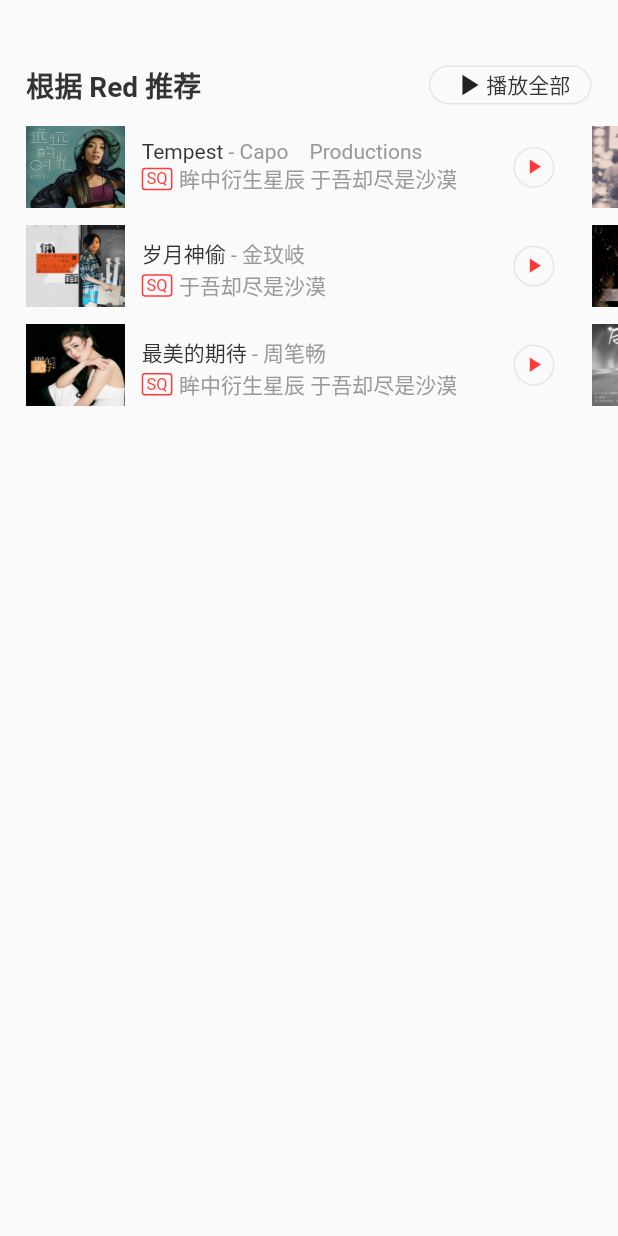
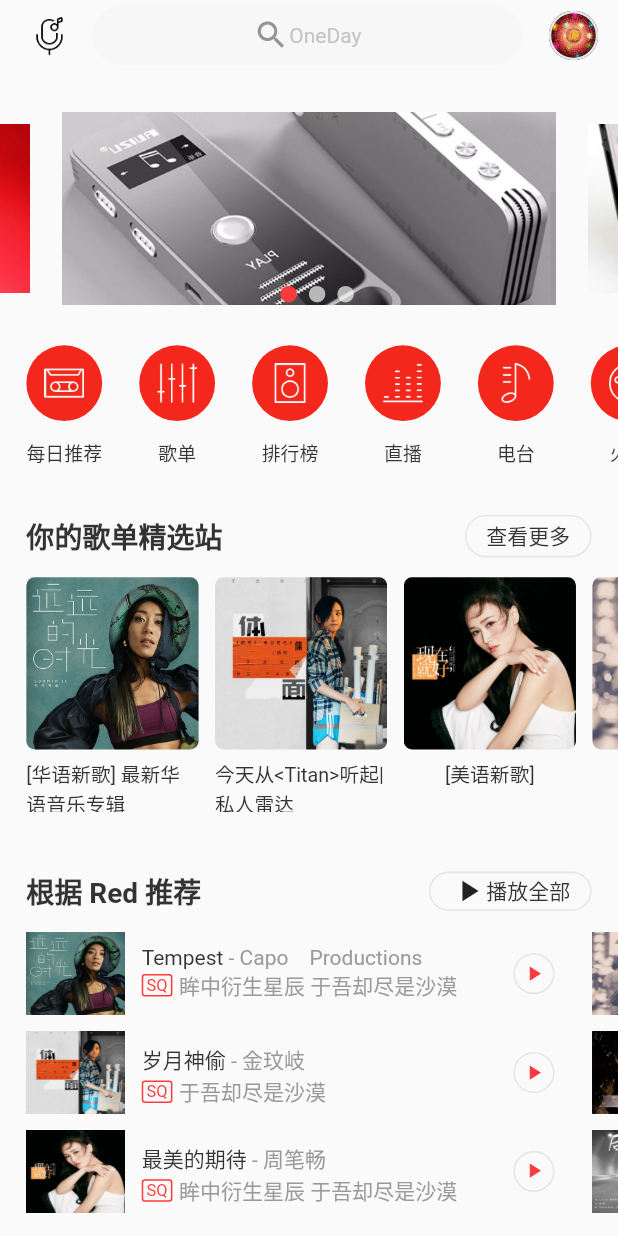
Before and after one commit to Anlans/musicPlayer, a Flutter app: the screen it shows after launch, on a phone screen of 412 x 824 dp. Run offline on Flutter 3.47's test engine with Material 2 defaults, Android fonts, the phone set to English and light mode, and no system bars; drawn by our look-alikes of carousel_slider; our stand-ins replace flutter_hooks.

Commit message:
首页排版完成(除tabBar)

```diff
--- a/lib/pages/home/home.dart
+++ b/lib/pages/home/home.dart
@@ -7,6 +7,24 @@ import 'package:musicplayer/pages/square/square.dart';
 import 'package:musicplayer/widgets/song_list.dart';
 import 'package:musicplayer/widgets/song_list.dart';
 import 'package:musicplayer/widgets/recommend_list.dart';
+
+const songList1=[
+  {'id': '43423', 'img': 'assets/tmp_cover_1.jpg', 'count': '9亿', 'title': '[华语新歌] 最新华语音乐专辑'},
+  {'id': '666', 'img': 'assets/tmp_cover_2.jpg', 'count': '34.9亿', 'title': '今天从<Titan>听起|私人雷达'},
+  {'id': '231', 'img': 'assets/tmp_cover_3.jpg', 'count': '5335', 'title': '[美语新歌]'},
+  {'id': '333', 'img': 'assets/tmp_cover_4.jpg', 'count': '19万', 'title': '[韩语新歌]'},
+  {'id': '788', 'img': 'assets/tmp_cover_5.jpg', 'count': '3232', 'title': '[日语新歌]'},
+  {'id': '344', 'img': 'assets/tmp_cover_6.jpg', 'count': '20亿亿', 'title': '[泰语新歌]'},
+];
+
+const recommendList1=[
+    {'id':'1111', 'img': 'assets/tmp_cover_1.jpg', 'title': 'Tempest', 'artist': 'Capo　Productions', 'tip':'眸中衍生星辰 于吾却尽是沙漠'},
+    {'id':'1111', 'img': 'assets/tmp_cover_2.jpg', 'title': '岁月神偷', 'artist': '金玟岐', 'tip':'于吾却尽是沙漠'},
+    {'id':'1111', 'img': 'assets/tmp_cover_3.jpg', 'title': '最美的期待', 'artist': '周笔畅', 'tip':'眸中衍生星辰 于吾却尽是沙漠'},
+    {'id':'1111', 'img': 'assets/tmp_cover_4.jpg', 'title': 'Tempest', 'artist': 'Capo　Productions', 'tip':'眸中衍生星辰 于吾却尽是沙漠'},
+    {'id':'1111', 'img': 'assets/tmp_cover_5.jpg', 'title': 'Tempest', 'artist': 'Capo　Productions', 'tip':'眸中衍生星辰 于吾却尽是沙漠'},
+    {'id':'1111', 'img': 'assets/tmp_cover_6.jpg', 'title': 'Tempest', 'artist': 'Capo　Productions', 'tip':'眸中衍生星辰 于吾却尽是沙漠'},
+];
 
 
 class HomePage extends StatelessWidget {
@@ -24,29 +42,22 @@ class HomePage extends StatelessWidget {
             padding: EdgeInsets.only(top: screen.top+screen.calc(7)),
             child: Column(
               children: [
-                // Header(),
-                // MyBanner(),
-                // Category(),
-                //
-                // SongList(title: '你的歌单精选站', onMore: (){
-                //   Navigator.pushNamed(context, '/square');
-                // }, items: [
-                // {'id': '43423', 'img': 'assets/tmp_cover_1.jpg', 'count': '9亿', 'title': '[华语新歌] 最新华语音乐专辑'},
-                // {'id': '666', 'img': 'assets/tmp_cover_2.jpg', 'count': '34.9亿', 'title': '今天从<Titan>听起|私人雷达'},
-                // {'id': '231', 'img': 'assets/tmp_cover_3.jpg', 'count': '5335', 'title': '[美语新歌]'},
-                // {'id': '333', 'img': 'assets/tmp_cover_4.jpg', 'count': '19万', 'title': '[韩语新歌]'},
-                // {'id': '788', 'img': 'assets/tmp_cover_5.jpg', 'count': '3232', 'title': '[日语新歌]'},
-                // {'id': '344', 'img': 'assets/tmp_cover_6.jpg', 'count': '20亿亿', 'title': '[泰语新歌]'},
-                // ],),
+                Header(),
+                MyBanner(),
+                Category(),
 
-                RecommendList(title: '根据 Red 推荐', items: [
-                  {'id':'1111', 'img': 'assets/tmp_cover_1.jpg', 'title': 'Tempest', 'artist': 'Capo　Productions', 'tip':'眸中衍生星辰 于吾却尽是沙漠'},
-                  {'id':'1111', 'img': 'assets/tmp_cover_2.jpg', 'title': '岁月神偷', 'artist': '金玟岐', 'tip':'于吾却尽是沙漠'},
-                  {'id':'1111', 'img': 'assets/tmp_cover_3.jpg', 'title': '最美的期待', 'artist': '周笔畅', 'tip':'眸中衍生星辰 于吾却尽是沙漠'},
-                  {'id':'1111', 'img': 'assets/tmp_cover_4.jpg', 'title': 'Tempest', 'artist': 'Capo　Productions', 'tip':'眸中衍生星辰 于吾却尽是沙漠'},
-                  {'id':'1111', 'img': 'assets/tmp_cover_5.jpg', 'title': 'Tempest', 'artist': 'Capo　Productions', 'tip':'眸中衍生星辰 于吾却尽是沙漠'},
-                  {'id':'1111', 'img': 'assets/tmp_cover_6.jpg', 'title': 'Tempest', 'artist': 'Capo　Productions', 'tip':'眸中衍生星辰 于吾却尽是沙漠'},
-                ],),
+                SongList(title: '你的歌单精选站', onMore: (){
+                  Navigator.pushNamed(context, '/square');
+                }, items: songList1,),
+
+                RecommendList(title: '根据 Red 推荐', items: recommendList1, onMore: (){
+                  print('more');
+                }, onPlay: (id){
+                  print('play: $id');
+                },),
+                Container(
+                  height: screen.calc(100),
+                ),
               ],
             ),
           ),
--- a/lib/widgets/recommend_list.dart
+++ b/lib/widgets/recommend_list.dart
@@ -5,9 +5,9 @@ import 'package:musicplayer/util/screen_util.dart';
 typedef PlayCallBack=void Function(String);
 class RecommendList extends StatelessWidget{
   final String title;
-  final VoidCallback onMore;
-  final List<Map> items;
-  final PlayCallBack onPlay;
+  final VoidCallback onMore;        //GestureDetector的onTap点击参数
+  final List<Map> items;            //歌曲资源参数
+  final PlayCallBack onPlay;        //用户点击play所做事件
 
   RecommendList({Key key, this.title, this.onMore, this.items, this.onPlay}):super(key:key);
 
@@ -22,7 +22,7 @@ class RecommendList extends StatelessWidget{
 
           _Header(title: title, onMore: onMore),  //播放全部 头部
 
-          _Body(title: title, onMore: onMore,items: items,),   //播放头部所在下方的歌单排布
+          _Body(title: title, onMore: onMore,items: items, onPlay: onPlay),   //播放头部所在下方的歌单排布
 
         ],
       ),
@@ -81,19 +81,21 @@ class _Body extends StatelessWidget{
   final List<Map> items;
   final String title;
   final VoidCallback onMore;
-  _Body({Key key, this.title, this.onMore, this.items}):super(key:key);
+  final PlayCallBack onPlay;
+
+  _Body({Key key, this.title, this.onMore, this.items, this.onPlay}):super(key:key);
 
   @override
   Widget build(BuildContext context) {
     final screen=Screen(context);
 
     final columns=[];
-    while(items.length>0) {
-      columns.add(items.sublist(0,3));
-      items.removeRange(0, 3);
+
+    for(var i=0;i<items.length;i+=3){       //每个Column固定为3个可重用播放组件,按照歌曲数目确定一共多少列,步数为3
+      columns.add(items.sublist(i, i+3));
     }
-
-    // print(columns);
+    // print('items: ${items.length}');
+    // print('columns: $columns');           //2x3列表
 
     return
       SingleChildScrollView(
@@ -112,9 +114,9 @@ class _Body extends StatelessWidget{
 
 //播放全部所在下方歌单 单个组件
 class _Item extends StatelessWidget{
-  final Map data;
-
-  _Item({Key key, this.data}):super(key:key);
+  final Map data;                 //歌曲信息数据map
+  final PlayCallBack onPlay;
+  _Item({Key key, this.data, this.onPlay}):super(key:key);
 
   @override
   Widget build(BuildContext context) {
@@ -175,7 +177,12 @@ class _Item extends StatelessWidget{
               ),
             ),
           ),
-          Container(
+
+          GestureDetector(
+            onTap: (){
+              onPlay(data['id']);
+            },
+            child: Container(
               child: Center(
                 child: Container(
                   height: screen.calc(50),
@@ -188,6 +195,9 @@ class _Item extends StatelessWidget{
                 ),
               ),
             ),
+          ),
+
+
         ],
       ),
     );
```
Lines whose indentation alone changed are shown as unchanged.
